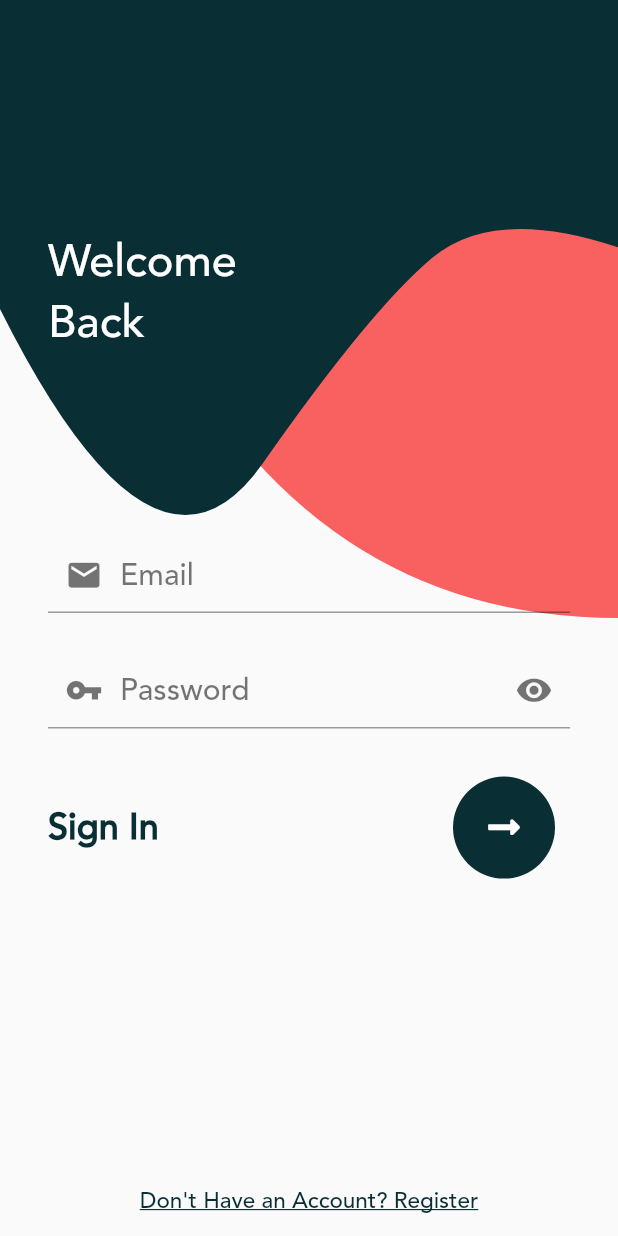
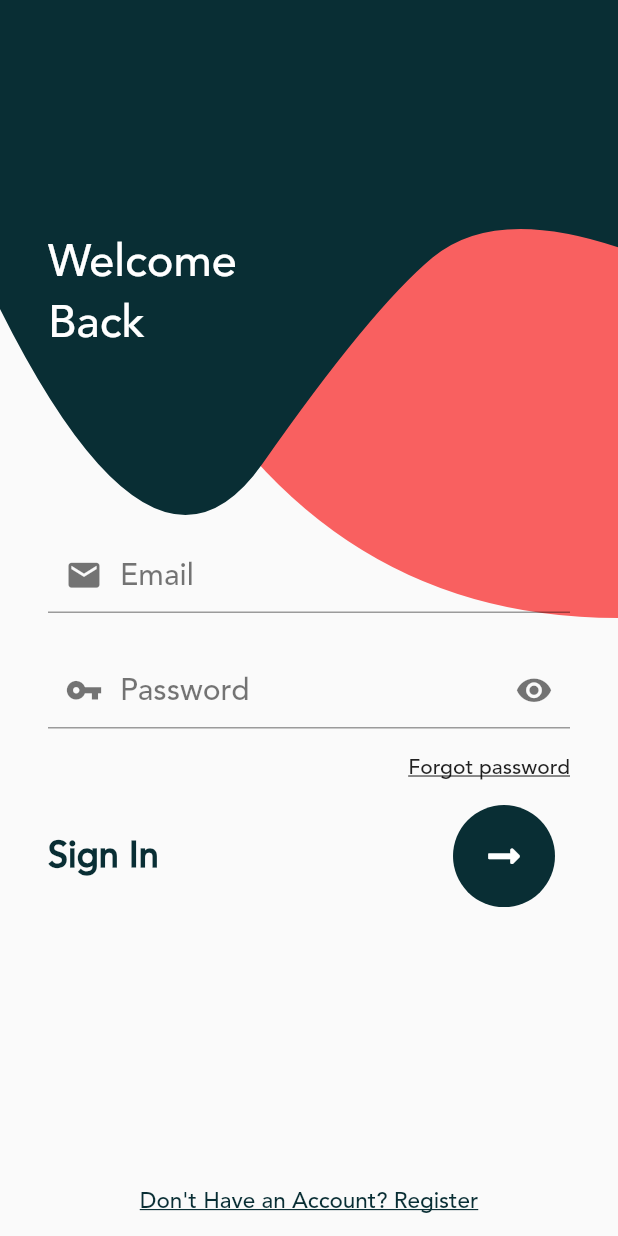
Before and after one commit to hanna2001/Record-Keeper, a Flutter app: the screen it shows after launch, on a phone screen of 412 x 824 dp. Run offline on Flutter 3.47's test engine with Material 2 defaults, Android fonts, the phone set to English and light mode, and no system bars; our stand-ins replace flutter_slidable, fluttertoast, font_awesome_flutter, local_auth, share, shared_preferences and 4 more; accounts and stored records are empty.

Commit message:
forgot password

```diff
--- a/lib/screens/auth/SignIn.dart
+++ b/lib/screens/auth/SignIn.dart
@@ -6,6 +6,7 @@ import 'package:font_awesome_flutter/font_awesome_flutter.dart';
 import 'package:login_ui/config/database_helper.dart';
 import 'package:login_ui/config/palette.dart';
 import 'package:login_ui/main.dart';
+import 'package:login_ui/screens/auth/change_password.dart';
 import 'home.dart';
 
 class SignIn extends StatefulWidget {
@@ -19,7 +20,7 @@ class _SignInState extends State<SignIn> {
   bool isLoading = false;
   @override
   void initState() {
-    // TODO: implement initState
+
     super.initState();
     emailctrl = new TextEditingController();
     passctrl = new TextEditingController();
@@ -89,6 +90,20 @@ class _SignInState extends State<SignIn> {
                             size: 25,
                           ),
                         )),
+                  ),
+                ),
+                InkWell(
+                  onTap: (){
+                    Navigator.push(context, MaterialPageRoute(builder: (context)=>ChangePass()));
+                  },
+                  child: Align(
+                    alignment: Alignment.topRight,
+                    child: Text(
+                      'Forgot password',
+                      style: TextStyle(
+                        decoration: TextDecoration.underline
+                      ),
+                    ),
                   ),
                 ),
                 Padding(
```
